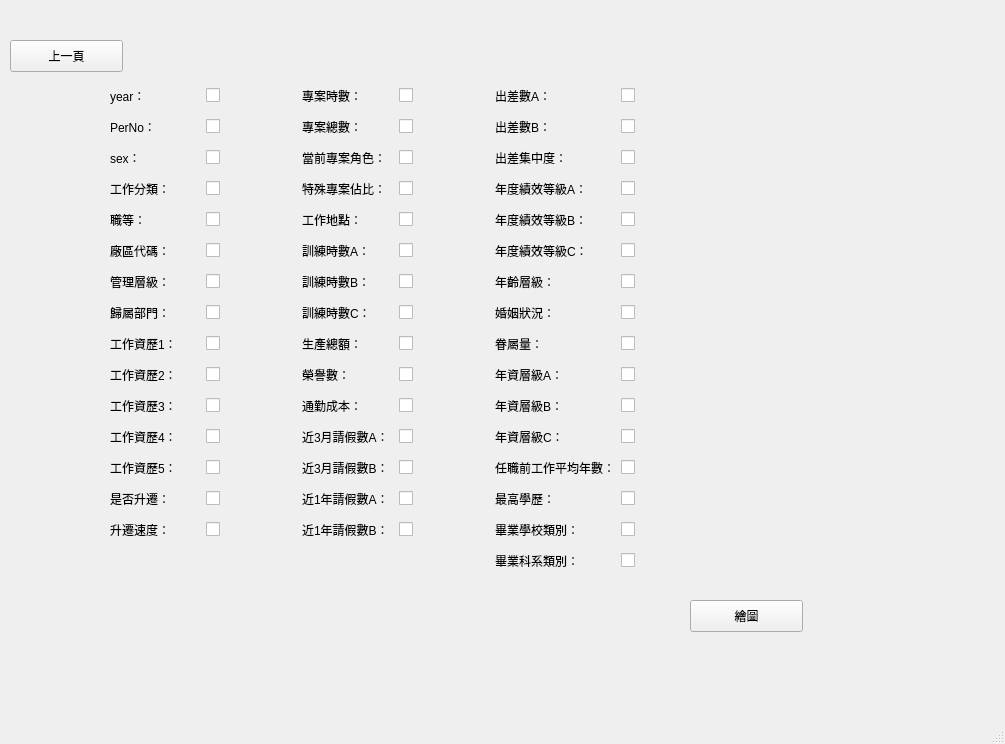
Old version of the form ui/visual_drawing_ui.ui in the repository janiceHuuu/employee_management_system.
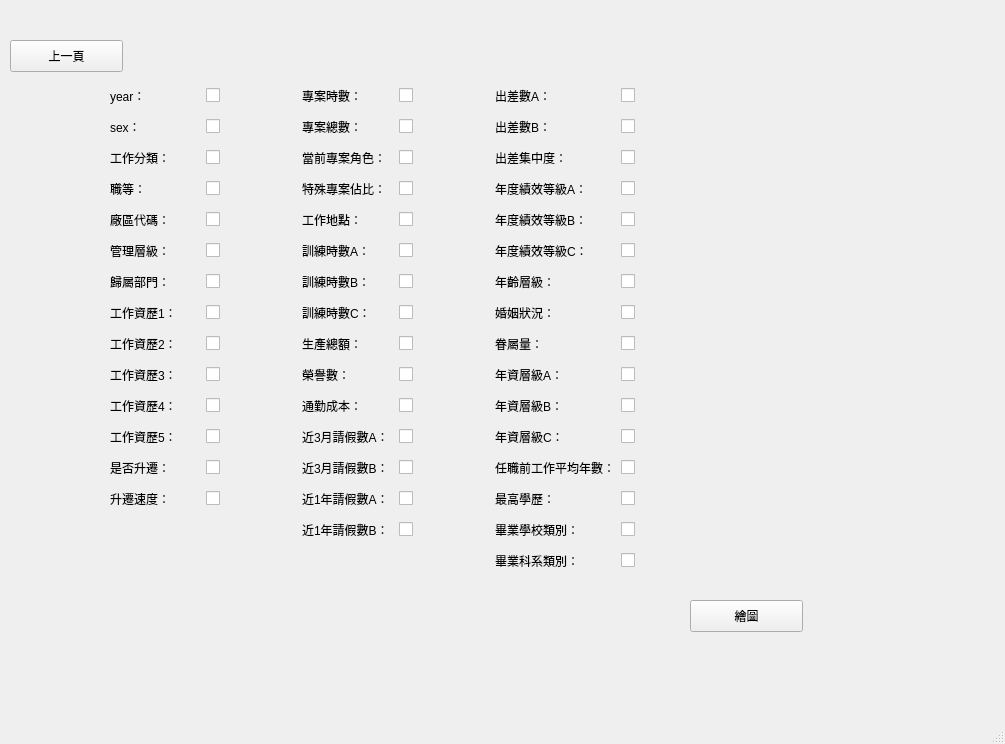
New version of the form.

Commit message: search+visual_update04

```diff
--- a/ui/visual_drawing_ui.ui
+++ b/ui/visual_drawing_ui.ui
@@ -309,13 +309,6 @@
        </property>
       </widget>
      </item>
-     <item row="1" column="0">
-      <widget class="QLabel" name="label_2">
-       <property name="text">
-        <string>PerNo：</string>
-       </property>
-      </widget>
-     </item>
      <item row="0" column="2">
       <widget class="QLabel" name="label_14">
        <property name="text">
@@ -379,13 +372,6 @@
        </property>
       </widget>
      </item>
-     <item row="1" column="1">
-      <widget class="QCheckBox" name="PerNo">
-       <property name="text">
-        <string/>
-       </property>
-      </widget>
-     </item>
      <item row="8" column="3">
       <widget class="QCheckBox" name="checkBox_24">
        <property name="text">
@@ -512,7 +498,7 @@
        </property>
       </widget>
      </item>
-     <item row="2" column="0">
+     <item row="1" column="0">
       <widget class="QLabel" name="label_4">
        <property name="layoutDirection">
         <enum>Qt::LeftToRight</enum>
@@ -522,175 +508,175 @@
        </property>
       </widget>
      </item>
-     <item row="2" column="1">
+     <item row="1" column="1">
       <widget class="QCheckBox" name="Sex">
        <property name="text">
         <string/>
        </property>
       </widget>
      </item>
-     <item row="3" column="0">
+     <item row="2" column="0">
       <widget class="QLabel" name="label_5">
        <property name="text">
         <string>工作分類：</string>
        </property>
       </widget>
      </item>
-     <item row="3" column="1">
+     <item row="2" column="1">
       <widget class="QCheckBox" name="Job_classification">
        <property name="text">
         <string/>
        </property>
       </widget>
      </item>
-     <item row="4" column="0">
+     <item row="3" column="0">
       <widget class="QLabel" name="label_6">
        <property name="text">
         <string>職等：</string>
        </property>
       </widget>
      </item>
-     <item row="4" column="1">
-      <widget class="QCheckBox" name="Grade">
-       <property name="text">
-        <string/>
-       </property>
-      </widget>
-     </item>
-     <item row="5" column="0">
+     <item row="4" column="0">
       <widget class="QLabel" name="label_7">
        <property name="text">
         <string>廠區代碼：</string>
        </property>
       </widget>
      </item>
-     <item row="5" column="1">
-      <widget class="QCheckBox" name="FactoryCode">
-       <property name="text">
-        <string/>
-       </property>
-      </widget>
-     </item>
-     <item row="6" column="0">
+     <item row="5" column="0">
       <widget class="QLabel" name="label_8">
        <property name="text">
         <string>管理層級：</string>
        </property>
       </widget>
      </item>
-     <item row="6" column="1">
-      <widget class="QCheckBox" name="ManageLevel">
-       <property name="text">
-        <string/>
-       </property>
-      </widget>
-     </item>
-     <item row="7" column="0">
+     <item row="6" column="0">
       <widget class="QLabel" name="label_73">
        <property name="text">
         <string>歸屬部門：</string>
        </property>
       </widget>
      </item>
-     <item row="7" column="1">
-      <widget class="QCheckBox" name="BelongingDepartment">
-       <property name="text">
-        <string/>
-       </property>
-      </widget>
-     </item>
-     <item row="8" column="0">
+     <item row="7" column="0">
       <widget class="QLabel" name="label_9">
        <property name="text">
         <string>工作資歷1：</string>
        </property>
       </widget>
      </item>
-     <item row="8" column="1">
-      <widget class="QCheckBox" name="WorkQualifications1">
-       <property name="text">
-        <string/>
-       </property>
-      </widget>
-     </item>
-     <item row="9" column="0">
+     <item row="8" column="0">
       <widget class="QLabel" name="label_10">
        <property name="text">
         <string>工作資歷2：</string>
        </property>
       </widget>
      </item>
-     <item row="10" column="0">
+     <item row="9" column="0">
       <widget class="QLabel" name="label_11">
        <property name="text">
         <string>工作資歷3：</string>
        </property>
       </widget>
      </item>
-     <item row="11" column="0">
+     <item row="10" column="0">
       <widget class="QLabel" name="label_12">
        <property name="text">
         <string>工作資歷4：</string>
        </property>
       </widget>
      </item>
-     <item row="12" column="0">
+     <item row="11" column="0">
       <widget class="QLabel" name="label_13">
        <property name="text">
         <string>工作資歷5：</string>
        </property>
       </widget>
      </item>
-     <item row="13" column="0">
+     <item row="12" column="0">
       <widget class="QLabel" name="label_24">
        <property name="text">
         <string>是否升遷：</string>
        </property>
       </widget>
      </item>
-     <item row="14" column="0">
+     <item row="13" column="0">
       <widget class="QLabel" name="label_25">
        <property name="text">
         <string>升遷速度：</string>
        </property>
       </widget>
      </item>
-     <item row="9" column="1">
+     <item row="3" column="1">
+      <widget class="QCheckBox" name="Grade">
+       <property name="text">
+        <string/>
+       </property>
+      </widget>
+     </item>
+     <item row="4" column="1">
+      <widget class="QCheckBox" name="FactoryCode">
+       <property name="text">
+        <string/>
+       </property>
+      </widget>
+     </item>
+     <item row="5" column="1">
+      <widget class="QCheckBox" name="ManageLevel">
+       <property name="text">
+        <string/>
+       </property>
+      </widget>
+     </item>
+     <item row="6" column="1">
+      <widget class="QCheckBox" name="BelongingDepartment">
+       <property name="text">
+        <string/>
+       </property>
+      </widget>
+     </item>
+     <item row="7" column="1">
+      <widget class="QCheckBox" name="WorkQualifications1">
+       <property name="text">
+        <string/>
+       </property>
+      </widget>
+     </item>
+     <item row="8" column="1">
       <widget class="QCheckBox" name="WorkQualifications2">
        <property name="text">
         <string/>
        </property>
       </widget>
      </item>
-     <item row="10" column="1">
+     <item row="9" column="1">
       <widget class="QCheckBox" name="WorkQualifications3">
        <property name="text">
         <string/>
        </property>
       </widget>
      </item>
-     <item row="11" column="1">
+     <item row="10" column="1">
       <widget class="QCheckBox" name="WorkQualifications4">
        <property name="text">
         <string/>
        </property>
       </widget>
      </item>
-     <item row="12" column="1">
+     <item row="11" column="1">
       <widget class="QCheckBox" name="WorkQualifications5">
        <property name="text">
         <string/>
        </property>
       </widget>
      </item>
-     <item row="13" column="1">
+     <item row="12" column="1">
       <widget class="QCheckBox" name="WhetherPromoted">
        <property name="text">
         <string/>
        </property>
       </widget>
      </item>
-     <item row="14" column="1">
+     <item row="13" column="1">
       <widget class="QCheckBox" name="PromotedSpeed">
        <property name="text">
         <string/>
```
The commit also changes 7 other files.
